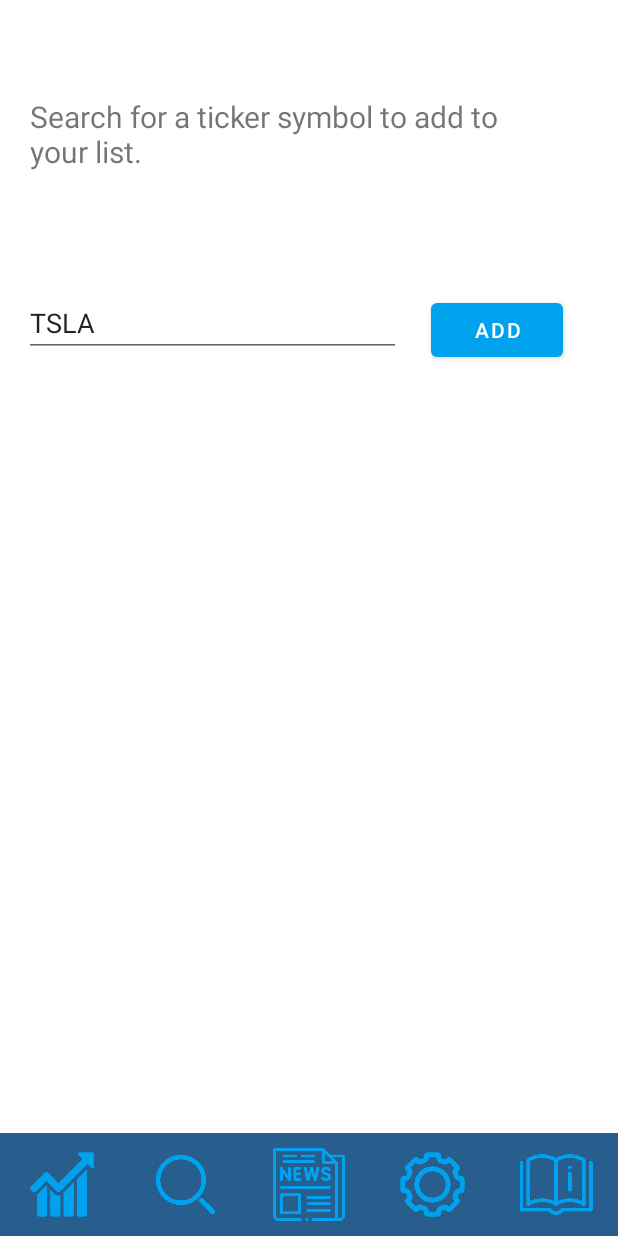
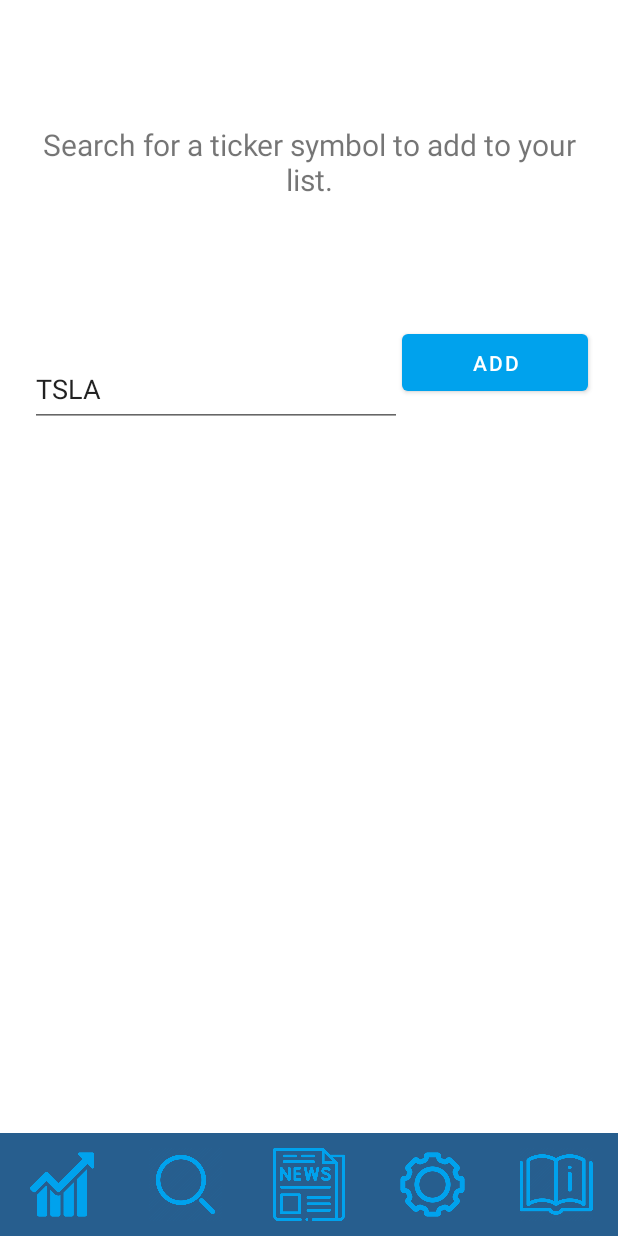
Before and after one commit to MarinMaksutaj/StockTracker, an Android app: the screen it shows after launch (MainActivity), after a tap on an icon or button, on a phone screen of 412 x 824 dp. Run offline under Robolectric (Android 15) with nearby library versions, the phone set to English and light mode, and no system bars; pictures from the network do not load; 2 other taps on this screen came first.

Commit message:
All fragmests are now contraint layout correct, meaning they display on tablets.
added the multiple contacts share option.

added modelview memory persistance for search term.

Resized graph to suit tablet too.

```diff
--- a/app/src/main/java/com/example/stocktracker/SearchFragment.java
+++ b/app/src/main/java/com/example/stocktracker/SearchFragment.java
@@ -5,6 +5,7 @@ import android.os.AsyncTask;
 import android.os.Bundle;
 
 import androidx.fragment.app.Fragment;
+import androidx.lifecycle.ViewModelProvider;
 
 import android.os.FileUtils;
 import android.view.LayoutInflater;
@@ -102,16 +103,22 @@ public class SearchFragment extends Fragment {
         Button searchButton = view.findViewById(R.id.searchButton);
         searchLV = view.findViewById(R.id.searchListView);
         searchET = view.findViewById(R.id.searchEditText);
+        SharedViewModel model = new ViewModelProvider(requireActivity()).get(SharedViewModel.class);
+
         searchButton.setOnClickListener(new View.OnClickListener() {
             public void onClick(View v) {
                 String text = String.valueOf(searchET.getText());
-                if (text.length() == 0) {
+                if (text.length() == 0)
                     return;
-                }
+                else
+                    model.setSearchTerm(text);
                 new SearchAPIManager().execute(text);
             }
         });
-
+        if( model.getSearchTerm().getValue() != null){
+            searchET.setText(model.getSearchTerm().getValue());
+        }
+        new SearchAPIManager().execute(model.getSearchTerm().getValue());
         return view;
     }
     public void setContainerActivity(Activity containerActivity){
@@ -124,6 +131,7 @@ public class SearchFragment extends Fragment {
         @Override
         protected String doInBackground(String... params) {
             String searchTerm = params[0];
+            if(searchTerm == null) return null;
             System.out.println(searchTerm);
             String key = getResources().getString(R.string.API_KEY);
             String urlString= "https://api.polygon.io/v3/reference/tickers?search="+searchTerm+"&active=true&sort=ticker&order=asc&limit=30&apiKey="+key;
@@ -169,6 +177,9 @@ public class SearchFragment extends Fragment {
 
         @Override
         protected void onPostExecute(String result){
+            if(ticker.length==0){
+                return;
+            }
 
             for(int i = 0 ; i < ticker.length; i++){
                 HashMap<String, String> hm = new HashMap<String, String>();
--- a/app/src/main/res/layout/fragment_news.xml
+++ b/app/src/main/res/layout/fragment_news.xml
@@ -12,6 +12,7 @@
         android:layout_width="match_parent"
         android:layout_height="0dp"
         android:textSize="28dp"
+        android:gravity="center_vertical"
         app:layout_constraintTop_toTopOf="parent"
         app:layout_constraintLeft_toLeftOf="parent"
         app:layout_constraintBottom_toTopOf="@+id/newsListView"
--- a/app/src/main/res/layout/fragment_search.xml
+++ b/app/src/main/res/layout/fragment_search.xml
@@ -11,45 +11,61 @@
         android:layout_width="match_parent"
         android:layout_height="match_parent">
 
+        <TextView
+            android:id="@+id/textView2"
+            android:layout_width="match_parent"
+            android:layout_height="0dp"
+            android:gravity="center"
+            android:layout_marginLeft="20dp"
+            android:layout_marginRight="20dp"
+            android:textSize="20sp"
+            android:text="@string/search_text"
+            app:layout_constraintTop_toTopOf="parent"
+            app:layout_constraintLeft_toLeftOf="parent"
+            app:layout_constraintBottom_toTopOf="@id/searchButton"
+            app:layout_constraintVertical_weight="1"/>
+
         <EditText
             android:id="@+id/searchEditText"
-            android:layout_width="251dp"
-            android:layout_height="42dp"
-            android:layout_marginStart="16dp"
-            android:layout_marginTop="196dp"
+            android:layout_width="0dp"
+            android:layout_height="50dp"
+            android:layout_marginLeft="20dp"
+            android:layout_marginBottom="20dp"
             android:ems="10"
             android:inputType="textPersonName"
             android:text="TSLA"
-            app:layout_constraintStart_toStartOf="parent"
-            app:layout_constraintTop_toTopOf="parent" />
+            app:layout_constraintVertical_weight="1"
+            app:layout_constraintHorizontal_weight="2"
+            app:layout_constraintTop_toBottomOf="@id/textView2"
+            app:layout_constraintLeft_toLeftOf="parent"
+            app:layout_constraintRight_toLeftOf="@id/searchButton"
+            app:layout_constraintBottom_toTopOf="@id/searchListView"/>
 
         <Button
             android:id="@+id/searchButton"
-            android:layout_width="wrap_content"
-            android:layout_height="wrap_content"
-            android:layout_marginStart="20dp"
+            android:layout_width="0dp"
+            android:layout_height="50dp"
+            android:layout_marginRight="20dp"
+            android:layout_marginBottom="20dp"
             android:text="Add"
-            app:layout_constraintStart_toEndOf="@+id/searchEditText"
-            app:layout_constraintTop_toTopOf="@+id/searchEditText" />
+            app:layout_constraintVertical_weight="1"
+            app:layout_constraintHorizontal_weight="1"
+            app:layout_constraintRight_toRightOf="parent"
+            app:layout_constraintTop_toBottomOf="@id/textView2"
+            app:layout_constraintLeft_toRightOf="@id/searchEditText"
+            app:layout_constraintBottom_toTopOf="@id/searchListView"/>
 
-        <TextView
-            android:id="@+id/textView2"
-            android:layout_width="339dp"
-            android:layout_height="50dp"
-            android:layout_marginStart="20dp"
-            android:textSize="20sp"
-            android:layout_marginTop="64dp"
-            android:text="@string/search_text"
-            app:layout_constraintStart_toStartOf="parent"
-            app:layout_constraintTop_toTopOf="parent" />
+
 
         <ListView
             android:id="@+id/searchListView"
-            android:layout_width="412dp"
-            android:layout_height="428dp"
-            android:layout_marginTop="300dp"
-            app:layout_constraintStart_toStartOf="parent"
-            app:layout_constraintTop_toTopOf="parent" />
+            android:layout_width="match_parent"
+            android:layout_height="0dp"
+            android:layout_marginTop="35dp"
+            app:layout_constraintTop_toBottomOf="@id/searchButton"
+            app:layout_constraintBottom_toBottomOf="parent"
+            app:layout_constraintLeft_toLeftOf="parent"
+            app:layout_constraintVertical_weight="2"/>
     </androidx.constraintlayout.widget.ConstraintLayout>
 
 </FrameLayout>
--- a/app/src/main/res/values/strings.xml
+++ b/app/src/main/res/values/strings.xml
@@ -21,6 +21,8 @@
     <string name="trend_setting">Display linear trend</string>
     <string name="trend_toggle">TREND_TOGGLE</string>
     <string name="hourly_setting">Hourly graph</string>
+    <string name="sendButton">Send Email</string>
+    <string name="sendEmailText">Select from contacts with email:</string>
 
 
 </resources>
```
Also changed, not shown: app/src/main/java/com/example/stocktracker/ChartFragment.java (+7 -3 lines), app/src/main/java/com/example/stocktracker/ContactsFragment.java (+41 -21 lines), app/src/main/java/com/example/stocktracker/SharedViewModel.java (+6 -2 lines), app/src/main/res/layout/contact_row.xml (+8 -4 lines), app/src/main/res/layout/fragment_chart.xml (+36 -33 lines), app/src/main/res/layout/fragment_contacts.xml (+31 -3 lines).
